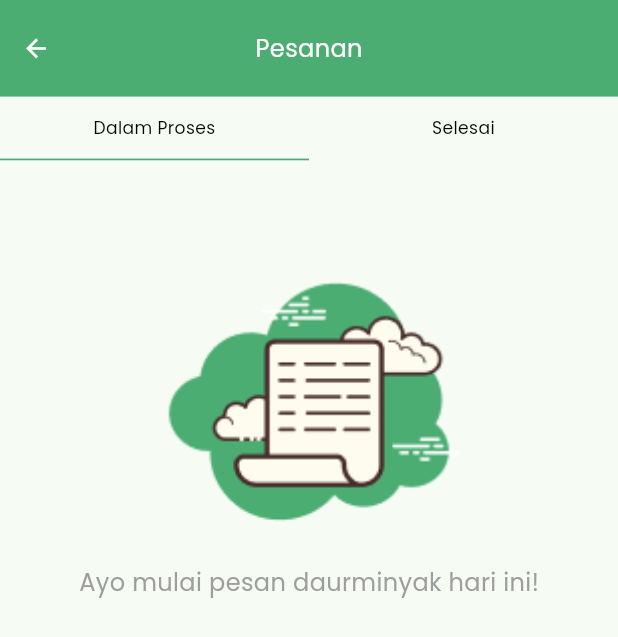
After one commit to andrianazz/daur_minyak, a Flutter app: the PesananPage screen opened directly, after a tap on "Dalam Proses", on a phone screen of 412 x 824 dp. The commit adds this screen. Shown: the top 637 px of the screen. Run offline on Flutter 3.47's test engine with Material 2 defaults, Android fonts, the phone set to English and light mode, and no system bars; our stand-ins replace carousel_slider, cloud_firestore, firebase_auth, firebase_core, flutter_riverpod, flutter_screenutil and 4 more; accounts and stored records are empty; generated files the repository leaves out were written again.

Commit message:
add: pesanan page done

```diff
--- a/lib/presentation/pages/home_page/beranda_page.dart/beranda_page.dart
+++ b/lib/presentation/pages/home_page/beranda_page.dart/beranda_page.dart
@@ -201,7 +201,7 @@ class _BerandaPageState extends ConsumerState<BerandaPage> {
                 ),
                 margin: EdgeInsets.only(
                   left: index == 0 ? 24.w : 0,
-                  right: index == 4 ? 24.w : 0,
+                  right: index == itemsTutorial.length - 1 ? 24.w : 0,
                 ),
                 decoration: BoxDecoration(
                   borderRadius: BorderRadius.circular(5.r),
--- a/lib/presentation/pages/home_page/home_page.dart
+++ b/lib/presentation/pages/home_page/home_page.dart
@@ -1,6 +1,7 @@
 import 'package:daur_minyak/presentation/extensions/build_context_extensions.dart';
 import 'package:daur_minyak/presentation/misc/constants.dart';
 import 'package:daur_minyak/presentation/pages/home_page/beranda_page.dart/beranda_page.dart';
+import 'package:daur_minyak/presentation/pages/home_page/pesanan_page/pesanan_page.dart';
 import 'package:daur_minyak/presentation/providers/router/router_provider.dart';
 import 'package:daur_minyak/presentation/providers/user_data/user_data_provider.dart';
 import 'package:flutter/material.dart';
@@ -39,7 +40,7 @@ class _HomePageState extends ConsumerState<HomePage> {
         },
         children: [
           const BerandaPage(),
-          Container(),
+          const PesananPage(),
           Container(),
           Container(),
           Container(),
--- /dev/null
+++ b/lib/presentation/pages/home_page/pesanan_page/pesanan_page.dart
@@ -0,0 +1,195 @@
+import 'package:daur_minyak/presentation/misc/constants.dart';
+import 'package:daur_minyak/presentation/misc/methods.dart';
+import 'package:flutter/material.dart';
+import 'package:flutter_screenutil/flutter_screenutil.dart';
+
+class PesananPage extends StatefulWidget {
+  const PesananPage({super.key});
+
+  @override
+  State<PesananPage> createState() => _PesananPageState();
+}
+
+class _PesananPageState extends State<PesananPage> {
+  final PageController _pageController = PageController();
+  int _selectedPesanan = 0;
+
+  @override
+  Widget build(BuildContext context) {
+    return Scaffold(
+      body: SafeArea(
+        child: Column(
+          crossAxisAlignment: CrossAxisAlignment.start,
+          children: [
+            Container(
+              height: 50.h,
+              color: primaryColor,
+              child: Stack(
+                children: [
+                  Center(
+                    child: Text(
+                      "Pesanan",
+                      style: TextStyle(fontSize: 14.sp, color: Colors.white),
+                    ),
+                  ),
+                  Align(
+                    alignment: Alignment.centerLeft,
+                    child: IconButton(
+                      onPressed: () {},
+                      icon: Icon(
+                        Icons.arrow_back,
+                        color: Colors.white,
+                        size: 17.sp,
+                      ),
+                    ),
+                  ),
+                ],
+              ),
+            ),
+            SizedBox(
+              height: 33.h,
+              child: Row(
+                children: [
+                  Flexible(
+                    child: GestureDetector(
+                      onTap: () {
+                        setState(() {
+                          _selectedPesanan = 0;
+                          _pageController.jumpToPage(0);
+                        });
+                      },
+                      child: Container(
+                        width: double.infinity,
+                        decoration: BoxDecoration(
+                          border: Border(
+                            bottom: BorderSide(
+                              color: _selectedPesanan == 0
+                                  ? primaryColor
+                                  : Colors.transparent,
+                              width: 1.w,
+                            ),
+                          ),
+                        ),
+                        child: Padding(
+                          padding: EdgeInsets.symmetric(vertical: 10.h),
+                          child: Text(
+                            "Dalam Proses",
+                            style: TextStyle(
+                                fontSize: 10.sp,
+                                color: _selectedPesanan == 0
+                                    ? Colors.black
+                                    : Colors.grey),
+                            textAlign: TextAlign.center,
+                          ),
+                        ),
+                      ),
+                    ),
+                  ),
+                  Flexible(
+                    child: GestureDetector(
+                      onTap: () {
+                        setState(() {
+                          _selectedPesanan = 1;
+                          _pageController.jumpToPage(1);
+                        });
+                      },
+                      child: Container(
+                        width: double.infinity,
+                        decoration: BoxDecoration(
+                          border: Border(
+                            bottom: BorderSide(
+                              color: _selectedPesanan == 1
+                                  ? primaryColor
+                                  : Colors.transparent,
+                              width: 1.w,
+                            ),
+                          ),
+                        ),
+                        child: Padding(
+                          padding: EdgeInsets.symmetric(vertical: 10.h),
+                          child: Text(
+                            "Selesai",
+                            style: TextStyle(
+                              fontSize: 10.sp,
+                              color: _selectedPesanan == 0
+                                  ? Colors.black
+                                  : Colors.grey,
+                            ),
+                            textAlign: TextAlign.center,
+                          ),
+                        ),
+                      ),
+                    ),
+                  ),
+                ],
+              ),
+            ),
+            Expanded(
+              child: PageView(
+                controller: _pageController,
+                onPageChanged: (value) {
+                  setState(() {
+                    _selectedPesanan = value;
+                    _pageController.jumpToPage(value);
+                  });
+                },
+                children: const [
+                  OnProgressPage(),
+                  OnSuccessPage(),
+                ],
+              ),
+            )
+          ],
+        ),
+      ),
+    );
+  }
+}
+
+class OnProgressPage extends StatelessWidget {
+  const OnProgressPage({super.key});
+
+  @override
+  Widget build(BuildContext context) {
+    return Column(
+      children: [
+        verticalSpace(40.h),
+        SizedBox(
+          height: 170.h,
+          child: Image.asset(
+            "assets/icon_purchase_order.png",
+            fit: BoxFit.cover,
+          ),
+        ),
+        Text(
+          "Ayo mulai pesan daurminyak hari ini!",
+          style: TextStyle(fontSize: 14.sp, color: Colors.grey),
+        ),
+      ],
+    );
+  }
+}
+
+class OnSuccessPage extends StatelessWidget {
+  const OnSuccessPage({super.key});
+
+  @override
+  Widget build(BuildContext context) {
+    return Column(
+      children: [
+        verticalSpace(40.h),
+        SizedBox(
+          height: 170.h,
+          child: Image.asset(
+            "assets/icon_purchase_order.png",
+            fit: BoxFit.cover,
+          ),
+        ),
+        Text(
+          "Belum ada pesanan daurminyak yang selesai",
+          style: TextStyle(fontSize: 14.sp, color: Colors.grey),
+        ),
+      ],
+    );
+  }
+}
```
Also changed, not shown: assets/icon_delete_message.png (added), assets/icon_purchase_order.png (added).
